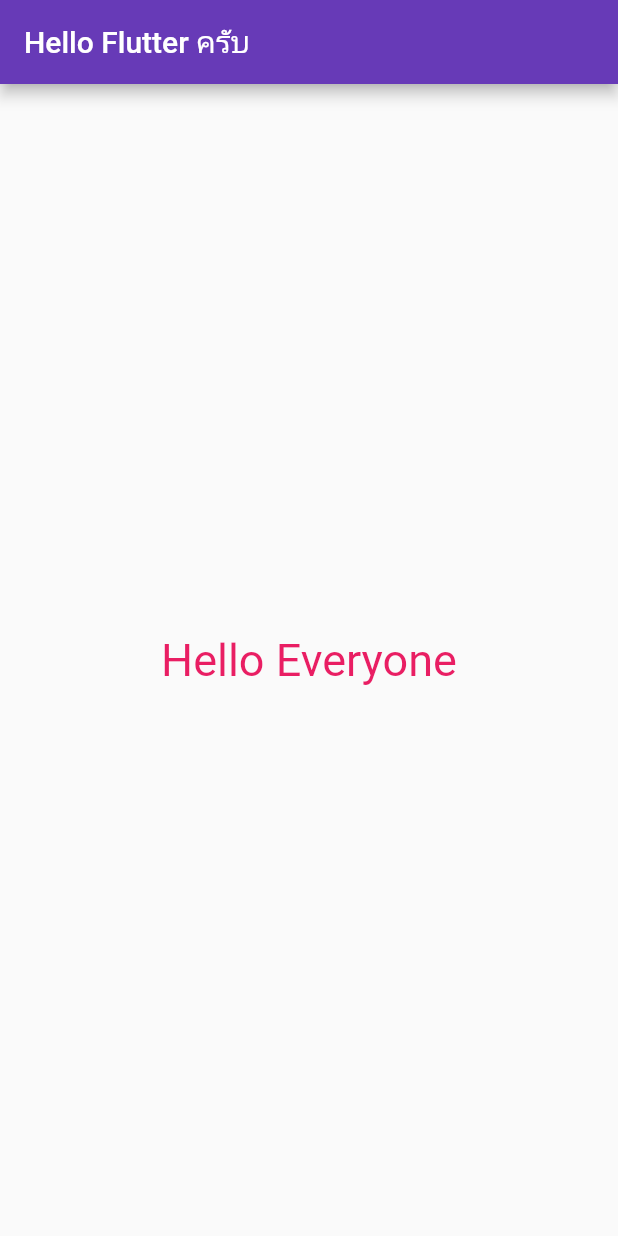
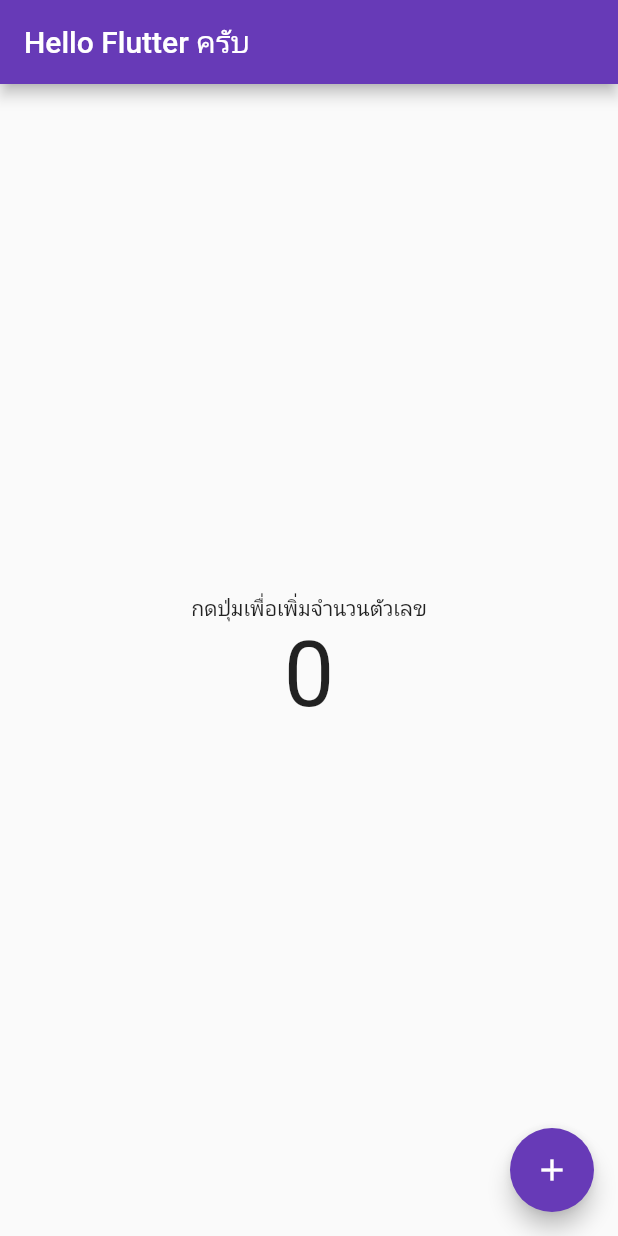
Before and after one commit to Starassassin-github/BasicFlutter, a Flutter app: the screen it shows after launch, on a phone screen of 412 x 824 dp. Run offline on Flutter 3.47's test engine with Material 2 defaults, Android fonts, the phone set to English and light mode, and no system bars.

Commit message:
Update main.dart

```diff
--- a/my_fist_basic_flutter/lib/main.dart
+++ b/my_fist_basic_flutter/lib/main.dart
@@ -5,23 +5,55 @@
   runApp(app);
 }
 
+// สร้าง widget
 class MyApp extends StatelessWidget {
   @override
   Widget build(BuildContext context) {
     return MaterialApp(
       title: "My App",
-      home: Scaffold(
-        appBar: AppBar(
-          title: Text("Hello Flutter ครับ"),
-        ),
-        body: Center(
-          child: Text(
-            "Hello Everyone",
-            style: TextStyle(fontSize: 30, color: Colors.pink),
-          ),
-        ),
-      ),
+      home: MyHomePage(),
       theme: ThemeData(primarySwatch: Colors.deepPurple),
     );
   }
 }
+
+class MyHomePage extends StatefulWidget {
+  @override
+  State<MyHomePage> createState() => _MyHomePageState();
+}
+
+class _MyHomePageState extends State<MyHomePage> {
+  int number = 0; // การสร้าง state
+
+  @override
+  Widget build(BuildContext context) {
+    return Scaffold(
+      appBar: AppBar(
+        title: Text("Hello Flutter ครับ"),
+      ),
+      body: Center(
+        child: Column(
+          mainAxisAlignment: MainAxisAlignment.center,
+            children: [
+              Text("กดปุ่มเพื่อเพิ่มจำนวนตัวเลข"),
+              Text(
+                "$number",
+                style: TextStyle(fontSize: 60),
+              )
+            ],
+        )
+      ),
+      floatingActionButton: FloatingActionButton(
+        onPressed: addNumber,
+        child: Icon(Icons.add),
+      ),
+    );
+  }
+
+  void addNumber(){
+    setState(() {
+        number++;
+    });
+  }
+
+}
```
